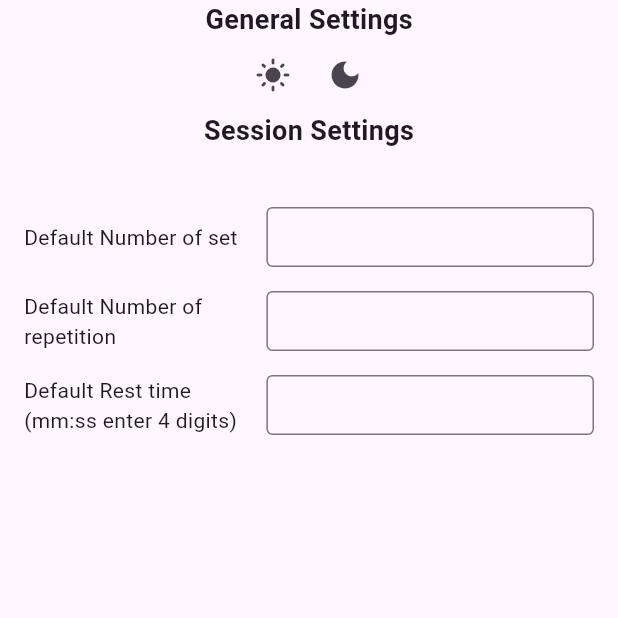
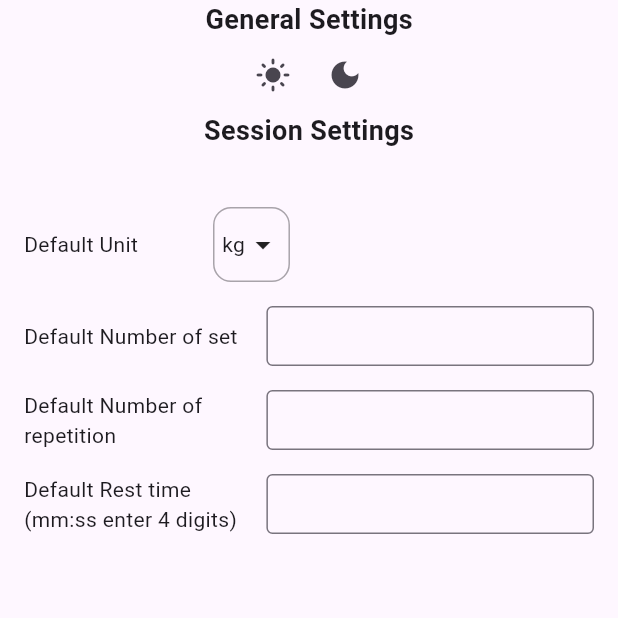
Before and after one commit to Maxime267/gym_app, a Flutter app: the Settings screen opened directly, after a tap on the "light mode" icon, on a phone screen of 412 x 824 dp, the top half of it. Run offline on Flutter 3.47's test engine with Material 3 defaults, Android fonts, the phone set to English and light mode, and no system bars; our stand-ins replace bloc, flutter_bloc, shared_preferences; accounts and stored records are empty; network calls fail.

Commit message:
select unit

```diff
--- a/lib/presentation/screen/settings.dart
+++ b/lib/presentation/screen/settings.dart
@@ -46,7 +46,7 @@ class _SettingsState extends State<Settings> {
     ),
   ];
 
-
+  String selectedUnit = 'kg';
 
 
   @override
@@ -57,15 +57,29 @@ class _SettingsState extends State<Settings> {
     for(int i =0 ; i<3; i++){
       _loadData(settings[i].parameterName,settings[i].controller);
     }
+    _loadSelectedUnit();
   }
 
 
   void _loadData(String parameterName, TextEditingController textController) async {
     final prefs = await SharedPreferences.getInstance();
     final text = prefs.getString(parameterName) ?? "";
-    print("Text in Prefs: $text");
     textController.text = text;
   }
+  Future<String> _loadData_return(String parameterName) async {
+    final prefs = await SharedPreferences.getInstance();
+    final text = prefs.getString(parameterName) ?? "";
+    return text;
+  }
+  Future<void> _loadSelectedUnit() async {
+    final loadedUnit = await _loadData_return('weight_unit');
+    setState(() {
+      // fallback to 'kg' if loadedUnit is null or invalid
+      selectedUnit = (loadedUnit == 'kg' || loadedUnit == 'lb') ? loadedUnit : 'kg';
+    });
+  }
+
+
   void _onSubmit(String parameterName, String text) async {
     print("Text: $text");
     final prefs = await SharedPreferences.getInstance();
@@ -115,6 +129,47 @@ class _SettingsState extends State<Settings> {
           ),),
           SizedBox(height: 30,),
 
+          Padding(
+            padding: const EdgeInsets.symmetric(vertical: 8.0, horizontal: 16.0),
+            child :
+            Row(
+              children: [
+                Text("Default Unit"),
+                SizedBox(width: 50,),
+                Container(
+                  padding: const EdgeInsets.symmetric(horizontal: 5),
+                  decoration: BoxDecoration(
+                    border: Border.all(color: Theme.of(context).colorScheme.onSurface.withOpacity(0.38)),
+                    borderRadius: BorderRadius.circular(12),
+                    color: Theme.of(context).colorScheme.surface,
+                  ),
+                  child: DropdownButtonHideUnderline(
+                    child: DropdownButton<String>(
+                      value: selectedUnit,
+                      onChanged: (String? newValue) {
+                        if (newValue != null) {
+                          setState(() {
+                            selectedUnit = newValue;
+                          });
+                          _onSubmit('weight_unit',selectedUnit);
+                        }
+                      },
+                      items: ['kg', 'lb'].map((unit) {
+                        return DropdownMenuItem<String>(
+                          value: unit,
+                          child: Text(unit),
+                        );
+                      }).toList(),
+                      icon: Icon(Icons.arrow_drop_down, color: Theme.of(context).iconTheme.color),
+                      style: Theme.of(context).textTheme.bodyMedium,
+                      dropdownColor: Theme.of(context).colorScheme.surface,
+                    ),
+                  ),
+                )
+              ],
+            ),
+          ),
+
           Expanded(
             child: ListView.builder(
               //separatorBuilder: (context, index) => const Divider(color: Colors.black),
@@ -157,7 +212,8 @@ class _SettingsState extends State<Settings> {
                 );
               },
             )
-          )
+          ),
+
         ],
       ),
     );
```
